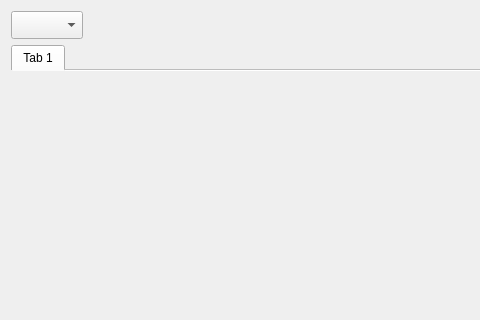
First picture: the form in HyperCommander/UIs/cmpPanel.ui, repository jgh0721/hyperCommander, before the edit; both pictures show x 0 to 480 and y 0 to 320 of the 606 by 513 pixel window.
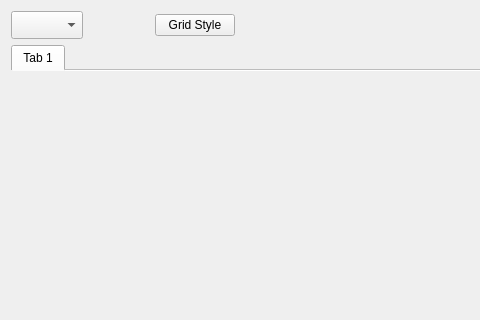
Second picture: the form after the edit.

Commit message:
QtitanDataGrid 커스터마이징  - rowFocusMode, selectedBackgroundColor 등등 추가
코드 리팩토링

```diff
--- a/HyperCommander/UIs/cmpPanel.ui
+++ b/HyperCommander/UIs/cmpPanel.ui
@@ -73,6 +73,13 @@
         </property>
        </widget>
       </item>
+      <item>
+       <widget class="QPushButton" name="btnGridStyle">
+        <property name="text">
+         <string>Grid Style</string>
+        </property>
+       </widget>
+      </item>
       <item>
        <spacer name="horizontalSpacer">
         <property name="orientation">
```
The commit also changes 25 other files.
